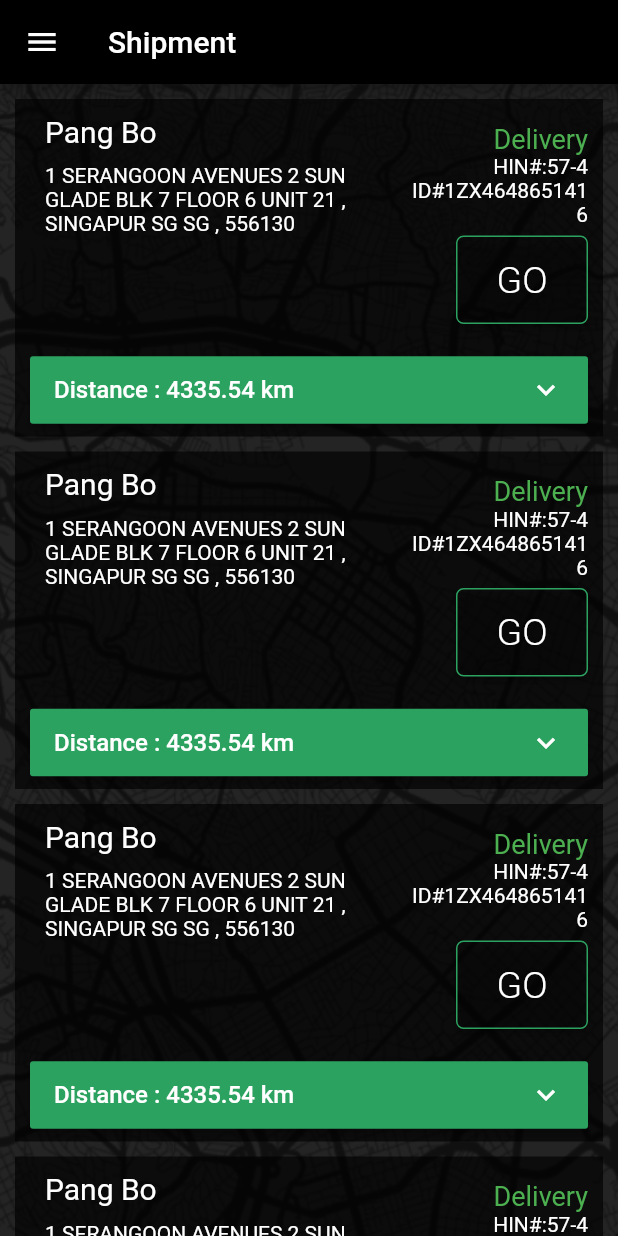
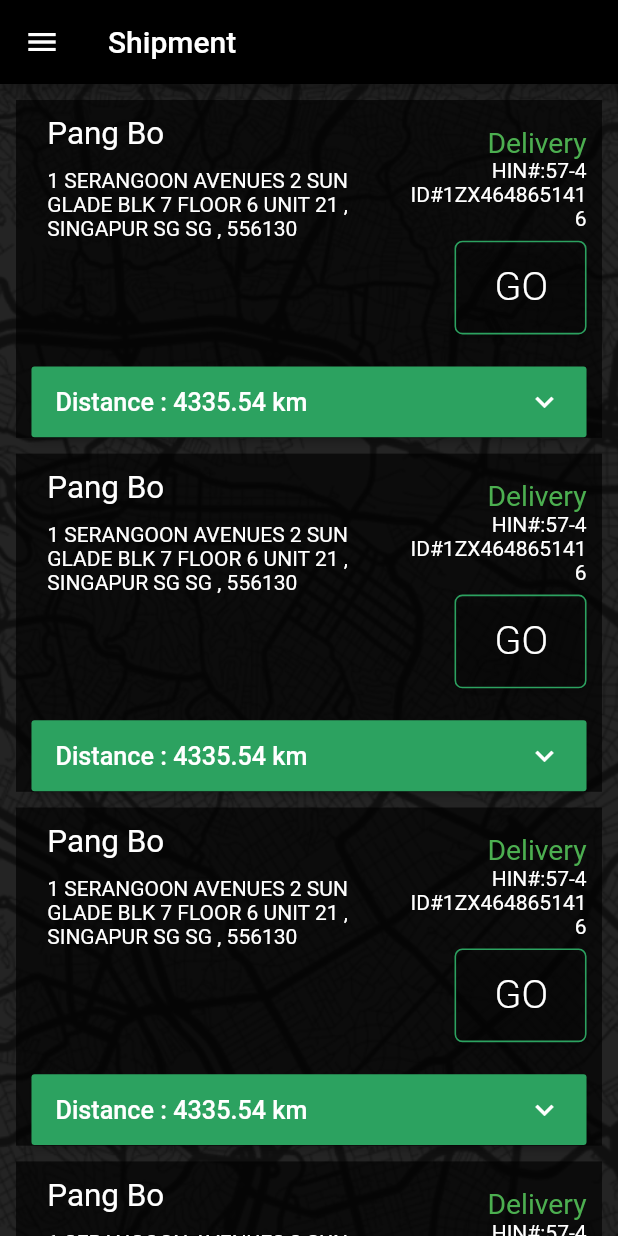
Before and after one commit to pankajnegii/quincusflutter, a Flutter app: the MyShipmentData screen opened directly, on a phone screen of 412 x 824 dp. Run offline on Flutter 3.47's test engine with Material 2 defaults, Android fonts, the phone set to English and light mode, and no system bars; our stand-ins replace flutter_screenutil, fluttertoast, geolocator, google_maps_flutter, permission_handler, shared_preferences; accounts and stored records are empty.

Commit message:
code commit sdp

```diff
--- a/lib/drawerclass.dart
+++ b/lib/drawerclass.dart
@@ -1,11 +1,8 @@
-import 'dart:io';
-import 'dart:async';
 import 'package:shared_preferences/shared_preferences.dart';
 
 import 'package:flutter/material.dart';
 import 'shipmentdata.dart';
 import 'login.dart';
-import 'main.dart';
 import 'shipment.dart';
 import 'values.dart';
 import 'MyApiCall.dart';
@@ -37,8 +34,8 @@ class MyDrawer extends StatelessWidget {
             accountName: const Text(_AccountName),
             accountEmail: const Text(_AccountEmail),
             currentAccountPicture: new Container( //for circular image
-                width: 190.0,
-                height: 190.0,
+                width: sdp(190.0),
+                height: sdp(190.0),
                 decoration: new BoxDecoration(
                     shape: BoxShape.circle,
                     image: new DecorationImage(
@@ -125,7 +122,7 @@ class MyDrawer extends StatelessWidget {
           ),
           Divider(
             color: Colors.black87,
-            height: 2.0,
+            height: sdp(2.0),
           ),
           ListTile(
             leading: Icon(Icons.home),
--- a/lib/mapview.dart
+++ b/lib/mapview.dart
@@ -79,13 +79,14 @@ class _MapView extends State<MyMapView> {
             child: Container(
               //padding: EdgeInsets.only(left: 10.0, right: 10.0, top: 10.0),
               color: transparentBlack60(),
-              constraints: BoxConstraints(
+              /*constraints: BoxConstraints(
                   maxHeight: visibilityDetails ? sdp(345.0) : sdp(222.0),
                   maxWidth: sdp(440.0),
                   minWidth: sdp(150.0),
-                  minHeight: sdp(150.0)),
+                  minHeight: sdp(150.0)),*/
               //padding: EdgeInsets.only(left: 24.0, right: 24.0),
               child: Column(
+                mainAxisSize: MainAxisSize.min,         //height as wrap content
                 children: <Widget>[
                   Container(
                     padding: EdgeInsets.all(sdp(10.0)),
--- a/lib/shipmentdata.dart
+++ b/lib/shipmentdata.dart
@@ -1,5 +1,4 @@
 import 'package:flutter/material.dart';
-import 'package:fluttertoast/fluttertoast.dart';
 
 import 'drawerclass.dart';
 import 'mapview.dart';
@@ -26,7 +25,7 @@ class _ShipmentData extends State<MyShipmentData> {
         Center( //
           child:
           new Container(
-            padding: EdgeInsets.only(left: 10.0 , right: 10.0 , top: 10.0,),
+            padding: EdgeInsets.only(left: sdp(10.0) , right: sdp(10.0) , top: sdp(10.0),),
             decoration: new BoxDecoration(
               image: new DecorationImage(
                 image: new AssetImage("assets/bg.png"),
@@ -63,21 +62,21 @@ class _ShipmentItem extends State<MyShipmentItem> {
 
   Widget build(BuildContext context) {
     return Container( ////
-      margin: EdgeInsets.only(bottom: 10.0),
+      margin: EdgeInsets.only(bottom: sdp(10.0)),
       padding: EdgeInsets.only(
-          left: 10.0, right: 10.0, top: 10.0),
+          left: sdp(10.0), right: sdp(10.0), top: sdp(10.0)),
       color: Color(0xAA000000),
       // a bit whitish to match background
-      constraints: BoxConstraints(
+      /*constraints: BoxConstraints(
           maxHeight: _visibilityDetails ? 350.0 : 225,
           maxWidth: 440.0,
           minWidth: 150.0,
           minHeight: 150.0
-      ),
+      ),*/
 
       //padding: EdgeInsets.only(left: 24.0, right: 24.0),
       child: Column(
-
+        mainAxisSize: MainAxisSize.min,         //height as wrap content
         children: <Widget>[
 
           Row(
@@ -89,14 +88,14 @@ class _ShipmentItem extends State<MyShipmentItem> {
                 child: Column(
                   children: <Widget>[
                     new Padding(
-                        padding: EdgeInsets.only(left: 10.0),
+                        padding: EdgeInsets.only(left: sdp(10.0)),
                         child: Align(
                           alignment: Alignment.centerLeft,
                           child: new Text(
                             'Pang Bo',
                             //TODO align this text to left corner
                             style: TextStyle(
-                                fontSize: 20.0,
+                                fontSize: sdp(20.0),
                                 color: Colors.white),
                             textAlign: TextAlign.start,),
                         )
@@ -104,7 +103,7 @@ class _ShipmentItem extends State<MyShipmentItem> {
 
                     new Padding(
                       padding: EdgeInsets.only(
-                          top: 10.0, left: 10.0),
+                          top: sdp(10.0), left: sdp(10.0)),
                       child: new Text(
                         '1 SERANGOON AVENUES 2 SUN GLADE BLK 7 FLOOR 6 UNIT 21 , SINGAPUR SG SG , 556130',
                         maxLines: 3,),
@@ -120,7 +119,7 @@ class _ShipmentItem extends State<MyShipmentItem> {
                       alignment: Alignment.centerRight,
                       child: new Text('Delivery',
                         style: TextStyle(
-                            fontSize: 18.0,
+                            fontSize: sdp(18.0),
                             color: Colors.green),),
                     ),
                     Align(
@@ -149,21 +148,21 @@ class _ShipmentItem extends State<MyShipmentItem> {
               new RaisedButton(
 
                 padding: EdgeInsets.only(
-                    left: 20.0,
+                    left: sdp(20.0),
                     right: 20.0,
-                    top: 15.0,
-                    bottom: 15.0),
+                    top: sdp(15.0),
+                    bottom: sdp(15.0)),
                 shape: OutlineInputBorder(
-                  borderRadius: BorderRadius.circular(5.0),
+                  borderRadius: BorderRadius.circular(sdp(5.0)),
                   borderSide: BorderSide(
-                      color: greenColor(), width: 1.0),),
+                      color: greenColor(), width: sdp(1.0)),),
                 /*shape: new RoundedRectangleBorder(
                     borderRadius: new BorderRadius.circular(5.0),),*/
                 color: Color(0x00000000),
                 child: Text('GO',
                   style: TextStyle(
                       color: Colors.white,
-                      fontSize: 25.0,
+                      fontSize: sdp(25.0),
                       fontWeight: FontWeight.w300),
                   textAlign: TextAlign.end,),
                 onPressed: () {
@@ -184,38 +183,38 @@ class _ShipmentItem extends State<MyShipmentItem> {
 
                 children: <Widget>[
                   Padding(
-                    padding: EdgeInsets.all(10.0),
+                    padding: EdgeInsets.all(sdp(10.0)),
                     child:
                     Icon(Icons.local_shipping, color: Colors.white,),
                   ),
                   Padding(
-                    padding: EdgeInsets.all(5.0),
+                    padding: EdgeInsets.all(sdp(5.0)),
                     child:
                     Text('Packages',
                       style: TextStyle(
-                          color: Colors.white, fontSize: 13.0),),
+                          color: Colors.white, fontSize: sdp(13.0)),),
                   ),
                   Padding(
                     padding: EdgeInsets.only(
-                        top: 10.0, right: 10.0, left: 10.0),
+                        top: sdp(10.0), right: sdp(10.0), left: sdp(10.0)),
                     child:
                     Container(
-                      height: 45.0,
-                      width: 45.0,
+                      height: sdp(45.0),
+                      width: sdp(45.0),
                       decoration: new BoxDecoration(
                         border: new Border.all(
                             color: greenColor(),
-                            width: 1.0,
+                            width: sdp(1.0),
                             style: BorderStyle.solid
                         ),
                         borderRadius: new BorderRadius.all(
-                            new Radius.circular(5.0)),
+                            new Radius.circular(sdp(5.0))),
                       ),
                       child: Center(
                         child:
                         Text('1',
                           style: TextStyle(
-                              color: Colors.white, fontSize: 13.0),),),
+                              color: Colors.white, fontSize: sdp(13.0)),),),
                     ),
                   ),
                 ],
@@ -223,39 +222,39 @@ class _ShipmentItem extends State<MyShipmentItem> {
               new Column(
                 children: <Widget>[
                   Padding(
-                    padding: EdgeInsets.all(10.0),
+                    padding: EdgeInsets.all(sdp(10.0)),
                     child:
                     //Custom Icon help : https://medium.com/flutterpub/how-to-use-custom-icons-in-flutter-834a079d977
                     Icon(MyCustomIcons.hourglass, color: Colors.white,),
                   ),
                   Padding(
-                    padding: EdgeInsets.all(5.0),
+                    padding: EdgeInsets.all(sdp(5.0)),
                     child:
                     Text('ETA',
                       style: TextStyle(
-                          color: Colors.white, fontSize: 13.0),),
+                          color: Colors.white, fontSize: sdp(13.0)),),
                   ),
                   Padding(
                     padding: EdgeInsets.only(
-                        top: 10.0, right: 10.0, left: 10.0),
+                        top: sdp(10.0), right: sdp(10.0), left: sdp(10.0)),
                     child:
                     Container(
-                      height: 45.0,
-                      width: 75.0,
+                      height: sdp(45.0),
+                      width: sdp(75.0),
                       decoration: new BoxDecoration(
                         border: new Border.all(
                             color: greenColor(),
-                            width: 1.0,
+                            width: sdp(1.0),
                             style: BorderStyle.solid
                         ),
                         borderRadius: new BorderRadius.all(
-                            new Radius.circular(5.0)),
+                            new Radius.circular(sdp(5.0))),
                       ),
                       child: Center(
                         child:
                         Text('20:48',
                           style: TextStyle(
-                              color: Colors.white, fontSize: 13.0),),),
+                              color: Colors.white, fontSize: sdp(13.0)),),),
                     ),
                   ),
                 ],
@@ -263,38 +262,38 @@ class _ShipmentItem extends State<MyShipmentItem> {
               new Column(
                 children: <Widget>[
                   Padding(
-                    padding: EdgeInsets.all(10.0),
+                    padding: EdgeInsets.all(sdp(10.0)),
                     child:
                     Icon(Icons.alarm, color: Colors.white,),
                   ),
                   Padding(
-                    padding: EdgeInsets.all(5.0),
+                    padding: EdgeInsets.all(sdp(5.0)),
                     child:
                     Text('Commit',
                       style: TextStyle(
-                          color: Colors.white, fontSize: 13.0),),
+                          color: Colors.white, fontSize: sdp(13.0)),),
                   ),
                   Padding(
                     padding: EdgeInsets.only(
-                        top: 10.0, right: 10.0, left: 10.0),
+                        top: sdp(10.0), right: sdp(10.0), left: sdp(10.0)),
                     child:
                     Container(
-                      height: 45.0,
-                      width: 75.0,
+                      height: sdp(45.0),
+                      width: sdp(75.0),
                       decoration: new BoxDecoration(
                         border: new Border.all(
                             color: greenColor(),
-                            width: 1.0,
+                            width: sdp(1.0),
                             style: BorderStyle.solid
                         ),
                         borderRadius: new BorderRadius.all(
-                            new Radius.circular(5.0)),
+                            new Radius.circular(sdp(5.0))),
                       ),
                       child: Center(
                         child:
                         Text('22:00',
                           style: TextStyle(
-                              color: Colors.white, fontSize: 13.0),),),
+                              color: Colors.white, fontSize: sdp(13.0)),),),
                     ),
                   ),
                 ],
@@ -302,37 +301,37 @@ class _ShipmentItem extends State<MyShipmentItem> {
               new Column(
                 children: <Widget>[
                   Padding(
-                    padding: EdgeInsets.all(10.0),
+                    padding: EdgeInsets.all(sdp(10.0)),
                     child:
                     Icon(Icons.alarm_on, color: Colors.white,),
                   ),
                   Padding(
-                    padding: EdgeInsets.all(5.0),
+                    padding: EdgeInsets.all(sdp(5.0)),
                     child:
                     Text('Start',
                       style: TextStyle(
-                          color: Colors.white, fontSize: 13.0),),
+                          color: Colors.white, fontSize: sdp(13.0)),),
                   ),
                   Padding(
                     padding: EdgeInsets.only(
-                        top: 10.0, right: 10.0, left: 10.0),
+                        top: sdp(10.0), right: sdp(10.0), left: sdp(10.0)),
                     child:
                     Container(
-                      height: 45.0,
-                      width: 75.0,
+                      height: sdp(45.0),
+                      width: sdp(75.0),
                       decoration: new BoxDecoration(
                         border: new Border.all(
                             color: greenColor(),
-                            width: 1.0,
+                            width: sdp(1.0),
                             style: BorderStyle.solid
                         ),
                         borderRadius: new BorderRadius.all(
-                            new Radius.circular(5.0)),
+                            new Radius.circular(sdp(5.0))),
                       ),
                       child: Center(
                         child: Text('08:30',
                           style: TextStyle(
-                              color: Colors.white, fontSize: 13.0),
+                              color: Colors.white, fontSize: sdp(13.0)),
                           textAlign: TextAlign.center,),
                       ),
                     ),
@@ -343,7 +342,7 @@ class _ShipmentItem extends State<MyShipmentItem> {
           ) : new Container(),
 
           Padding(
-            padding: EdgeInsets.only(top: 20.0),
+            padding: EdgeInsets.only(top: sdp(20.0)),
             child: new RaisedButton(
               /*shape: new RoundedRectangleBorder(
                       borderRadius: new BorderRadius.circular(5.0),),*/
@@ -351,7 +350,7 @@ class _ShipmentItem extends State<MyShipmentItem> {
               child: Align(
                 alignment: Alignment.centerLeft,
                 child: Container(
-                    height: 45.0,
+                    height: sdp(45.0),
                     child: Row(
                       mainAxisAlignment: MainAxisAlignment
                           .spaceBetween,
@@ -360,7 +359,7 @@ class _ShipmentItem extends State<MyShipmentItem> {
                         Text('Distance : 4335.54 km',
                           style: TextStyle(
                               color: Colors.white,
-                              fontSize: 16.0),
+                              fontSize: sdp(16.0)),
                           textAlign: TextAlign.left,),
                         Icon(
                           _visibilityDetails
```
